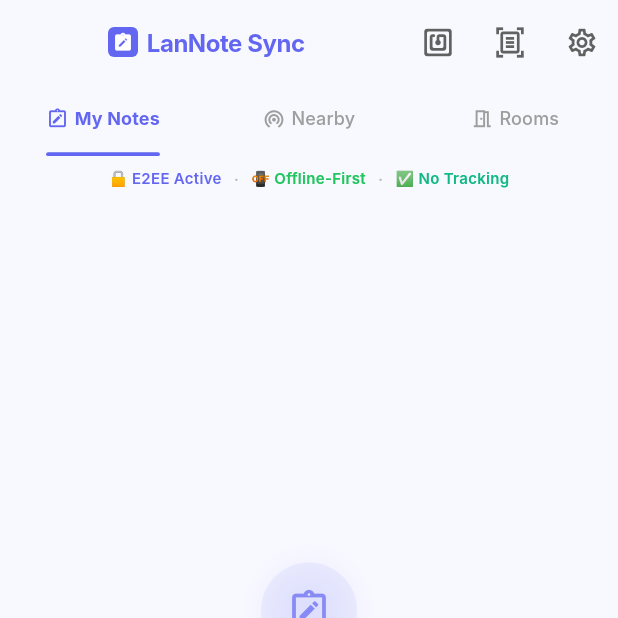
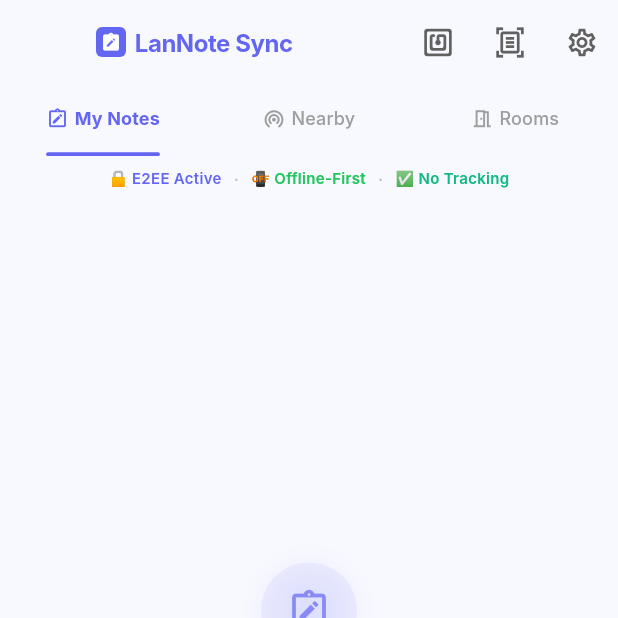
Before and after one commit to hassanmubiru/lan_note_sync, a Flutter app: the HomeScreen screen opened by its route, on a phone screen of 412 x 824 dp, the top half of it. Run offline on Flutter 3.47's test engine with Material 3 defaults, Android fonts, the phone set to English and light mode, and no system bars; drawn by our look-alikes of flutter_animate; our stand-ins replace connectivity_plus, convert, device_info_plus, flutter_markdown, flutter_riverpod, flutter_secure_storage and 12 more; missing offline and left inert: bonsoir, cryptography, flutter_webrtc, google_mlkit_text_recognition, mobile_scanner, network_info_plus and 4 more; accounts and stored records are empty; Roboto replaces fonts that are missing (Inter); statements that could not run were skipped.

Commit message:
modified:   lib/ui/screens/home/home_screen.dart

```diff
--- a/lib/ui/screens/home/home_screen.dart
+++ b/lib/ui/screens/home/home_screen.dart
@@ -60,10 +60,8 @@ class _HomeScreenState extends ConsumerState<HomeScreen> with TickerProviderStat
                 expandedHeight: 56,
                 leading: const SizedBox.shrink(),
                 centerTitle: false,
-                titleSpacing: 16,
-                title: Padding(
-                  padding: const EdgeInsets.only(right: 8),
-                  child: Row(
+                titleSpacing: 8,
+                title: Row(
                   mainAxisSize: MainAxisSize.min,
                   children: [
                     Container(
@@ -88,7 +86,6 @@ class _HomeScreenState extends ConsumerState<HomeScreen> with TickerProviderStat
                       ),
                     ),
                   ],
-                  ),
                 ),
                 actions: [
                   IconButton(icon: const Icon(Icons.nfc_rounded), tooltip: 'NFC', onPressed: () => _showNfcSheet(context)),
```
Lines whose indentation alone changed are shown as unchanged.
